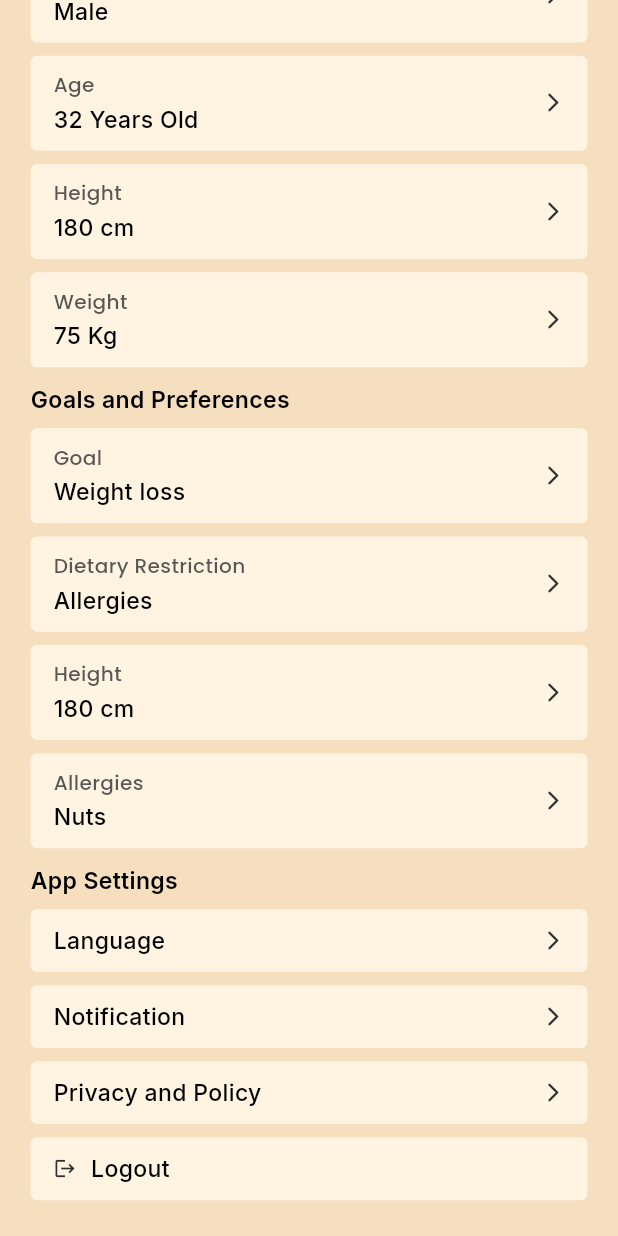
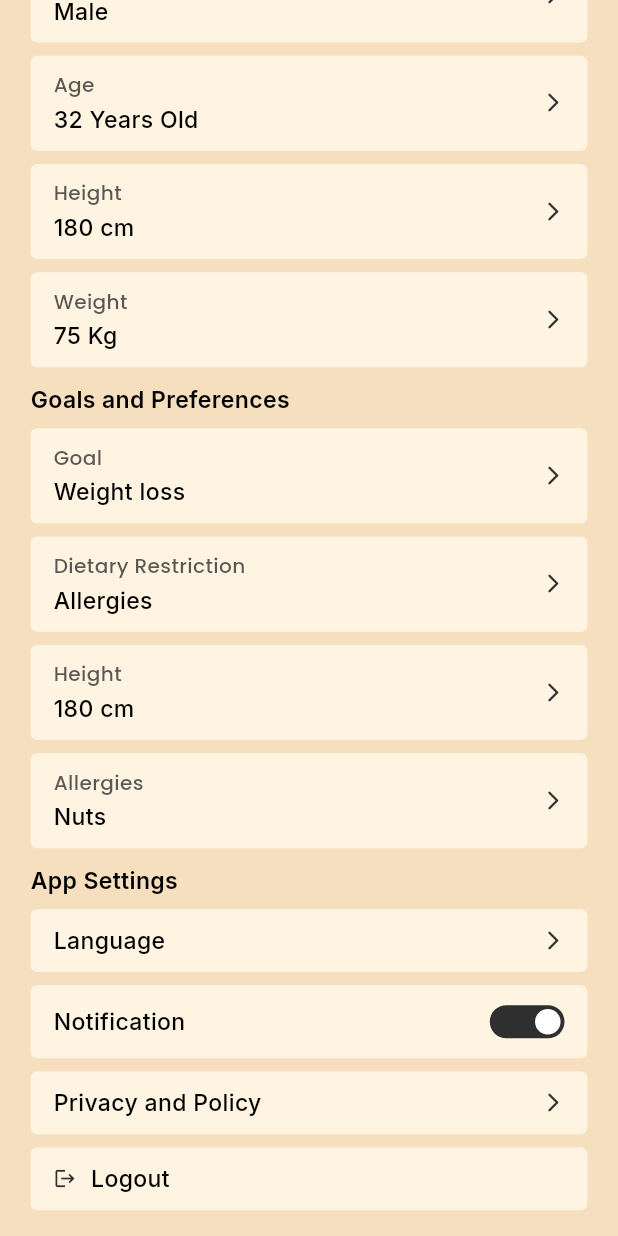
Before and after one commit to BayajitIslam/so-ni_ai, a Flutter app: the ProfileScreen screen opened directly, scrolled down 188 dp, on a phone screen of 412 x 824 dp. Run offline on Flutter 3.47's test engine with Material 3 defaults, Android fonts, the phone set to English and light mode, and no system bars; our stand-ins replace flutter_screenutil, flutter_svg, get, google_fonts, syncfusion_flutter_gauges; network calls fail; project files that could hold a hidden picture were left out.

Commit message:
Fix Routing

```diff
--- a/lib/features/auth/controllers/sign_in_controller.dart
+++ b/lib/features/auth/controllers/sign_in_controller.dart
@@ -12,7 +12,7 @@ class SignInController extends GetxController {
     if (email.isNotEmpty && password.isNotEmpty) {
       // Add your sign-in logic here (e.g., API call)
       print("Sign in successful with email: $email and password: $password");
-      Get.toNamed(RoutesName.ageSelection);
+      Get.toNamed(RoutesName.ageSelection,arguments: "next_pages");
     } else {
       print("Email or password is missing");
     }
--- a/lib/features/home/screens/profile_screen.dart
+++ b/lib/features/home/screens/profile_screen.dart
@@ -1,7 +1,9 @@
 import 'package:flutter/material.dart';
 import 'package:flutter_screenutil/flutter_screenutil.dart';
+import 'package:get/route_manager.dart';
 import 'package:template/core/themes/app_text_style.dart';
-import 'package:template/features/splash/widgets/profile_card.dart';
+import 'package:template/features/home/widgets/profile_card.dart';
+import 'package:template/routes/routes_name.dart';
 
 class ProfileScreen extends StatelessWidget {
   const ProfileScreen({super.key});
@@ -29,13 +31,41 @@ class ProfileScreen extends StatelessWidget {
 
             SizedBox(height: 8.h),
             //Gender
-            ProfileCard(title: "Male", topTitle: "Gender"),
+            ProfileCard(
+              title: "Male",
+              topTitle: "Gender",
+              onTap: () => Get.toNamed(
+                RoutesName.genderSelection,
+                arguments: 'back_to_profile',
+              ),
+            ),
             //Age
-            ProfileCard(title: "32 Years Old", topTitle: "Age"),
+            ProfileCard(
+              title: "32 Years Old",
+              topTitle: "Age",
+              onTap: () => Get.toNamed(
+                RoutesName.ageSelection,
+                arguments: 'back_to_profile',
+              ),
+            ),
             //Height
-            ProfileCard(title: "180 cm", topTitle: "Height"),
+            ProfileCard(
+              title: "180 cm",
+              topTitle: "Height",
+              onTap: () => Get.toNamed(
+                RoutesName.heightSelection,
+                arguments: 'back_to_profile',
+              ),
+            ),
             //Weight
-            ProfileCard(title: "75 Kg", topTitle: "Weight"),
+            ProfileCard(
+              title: "75 Kg",
+              topTitle: "Weight",
+              onTap: () => Get.toNamed(
+                RoutesName.weighttSelection,
+                arguments: 'back_to_profile',
+              ),
+            ),
 
             SizedBox(height: 11.h),
             //Goald And Preferences Text
@@ -43,12 +73,26 @@ class ProfileScreen extends StatelessWidget {
 
             SizedBox(height: 8.h),
             // Goal
-            ProfileCard(title: "Weight loss", topTitle: "Goal"),
+            ProfileCard(
+              title: "Weight loss",
+              topTitle: "Goal",
+              onTap: () => Get.toNamed(
+                RoutesName.genderSelection,
+                arguments: 'back_to_profile',
+              ),
+            ),
             //Dietary  Restriction
             ProfileCard(title: "Allergies", topTitle: "Dietary Restriction"),
 
             //Height
-            ProfileCard(title: "180 cm", topTitle: "Height"),
+            ProfileCard(
+              title: "180 cm",
+              topTitle: "Height",
+              onTap: () => Get.toNamed(
+                RoutesName.heightSelection,
+                arguments: 'back_to_profile',
+              ),
+            ),
 
             //alergies Nuts
             ProfileCard(title: "Nuts", topTitle: "Allergies"),
@@ -59,10 +103,23 @@ class ProfileScreen extends StatelessWidget {
 
             SizedBox(height: 8.h),
             //Language
-            ProfileCard(title: "Language", topTitleDisable: true),
+            ProfileCard(
+              title: "Language",
+              topTitle: "back",
+              topTitleDisable: true,
+              onTap: () => Get.toNamed(
+                RoutesName.languageSelection,
+                arguments: 'back_to_profile',
+              ),
+            ),
 
             //Notification
-            ProfileCard(title: "Notification", topTitleDisable: true),
+            ProfileCard(
+              title: "Notification",
+              topTitleDisable: true,
+              rightIconDisable: true,
+              isSwitchButtonEnable: true,
+            ),
 
             //Privacy And Policy
             ProfileCard(title: "Privacy and Policy", topTitleDisable: true),
--- /dev/null
+++ b/lib/features/home/widgets/profile_card.dart
@@ -0,0 +1,129 @@
+import 'package:flutter/material.dart';
+import 'package:flutter_screenutil/flutter_screenutil.dart';
+import 'package:template/core/constants/app_colors.dart';
+import 'package:template/core/themes/app_text_style.dart';
+
+class ProfileCard extends StatelessWidget {
+  const ProfileCard({
+    super.key,
+    required this.title,
+    this.topTitle = "",
+    this.topTitleDisable = false,
+    this.rightIcon = Icons.arrow_forward_ios_rounded,
+    this.leftIcon = Icons.logout,
+    this.leftIconEnable = false,
+    this.rightIconDisable = false,
+    this.isProfile = false,
+    this.isSwitchButtonEnable = false,
+    this.iconSize = 16,
+    this.radius = 5,
+    this.onTap,
+  });
+  final String topTitle;
+  final String title;
+  final bool topTitleDisable;
+  final bool leftIconEnable;
+  final bool rightIconDisable;
+  final IconData rightIcon;
+  final IconData leftIcon;
+  final bool isProfile;
+  final bool isSwitchButtonEnable;
+  final double iconSize;
+  final double radius;
+  final void Function()? onTap;
+
+  @override
+  Widget build(BuildContext context) {
+    return InkWell(
+      onTap: onTap,
+      child: Container(
+        decoration: BoxDecoration(
+          color: AppColors.yellowishLightOrange,
+          borderRadius: BorderRadius.circular(radius.r),
+        ),
+        padding: EdgeInsets.symmetric(horizontal: 16.w, vertical: 15.h),
+        margin: EdgeInsets.symmetric(vertical: 5.h),
+
+        child: Row(
+          children: [
+            //Profile Logo
+            isProfile
+                ? CircleAvatar(
+                    radius: 30.r,
+                    backgroundImage: NetworkImage(
+                      "https://images.pexels.com/photos/1704488/pexels-photo-1704488.jpeg?auto=compress&cs=tinysrgb&dpr=1&w=500",
+                    ),
+                  )
+                : SizedBox.shrink(),
+            isProfile ? SizedBox(width: 13.w) : SizedBox.shrink(),
+
+            //Right Sight Icon
+            leftIconEnable
+                ? Icon(leftIcon, size: 16.sp, color: AppColors.icon)
+                : SizedBox.shrink(),
+            leftIconEnable ? SizedBox(width: 10.w) : SizedBox.shrink(),
+
+            //2 Title
+            Column(
+              crossAxisAlignment: CrossAxisAlignment.start,
+              children: [
+                topTitleDisable
+                    ? SizedBox.shrink()
+                    : Text(
+                        topTitle,
+                        style: AppTextStyles.s14w5P(
+                          color: AppColors.icon.withOpacity(0.8),
+                        ),
+                      ),
+
+                //
+                topTitleDisable ? SizedBox.shrink() : SizedBox(height: 10.h),
+                //
+                Text(title, style: AppTextStyles.s16w5I()),
+              ],
+            ),
+
+            Spacer(),
+            //Right Sight Icon
+            rightIconDisable
+                ? SizedBox.fromSize()
+                : Icon(rightIcon, size: iconSize.sp, color: AppColors.icon),
+            //Swtich BUtton
+            isSwitchButtonEnable
+                ? _swtichButton(true, (value) {})
+                : SizedBox.shrink(),
+          ],
+        ),
+      ),
+    );
+  }
+}
+
+//Swtich Button
+Widget _swtichButton(final bool value, final Function(bool)? onChanged) {
+  return GestureDetector(
+    onTap: onChanged != null ? () => onChanged(!value) : null,
+    child: AnimatedContainer(
+      duration: const Duration(milliseconds: 200),
+      width: 52.w,
+      height: 25.h,
+      padding: EdgeInsets.all(2.w),
+      decoration: BoxDecoration(
+        color: value ? AppColors.icon : AppColors.fire,
+        borderRadius: BorderRadius.circular(14.r),
+      ),
+      child: AnimatedAlign(
+        duration: const Duration(milliseconds: 200),
+        alignment: value ? Alignment.centerRight : Alignment.centerLeft,
+        child: Container(
+          width: 19.25.w,
+          height: 19.25.h,
+          decoration: const BoxDecoration(
+            color: Colors.white,
+            shape: BoxShape.circle,
+          ),
+        ),
+      ),
+    ),
+  );
+}
--- a/lib/features/splash/screens/userselection/whatsyourname_screen.dart
+++ b/lib/features/splash/screens/userselection/whatsyourname_screen.dart
@@ -72,7 +72,10 @@ class WhatsyournameScreen extends StatelessWidget {
                 textStyle: AppTextStyles.s16w5P(),
                 onTap: () {
                   print('Name: ${controller.text}');
-                  Get.offAllNamed(RoutesName.genderSelection);
+                  Get.offAllNamed(
+                    RoutesName.genderSelection,
+                    arguments: "next_pages",
+                  );
                 },
               ),
             ],
--- a/lib/features/splash/widgets/profile_card.dart
+++ /dev/null
@@ -1,124 +0,0 @@
-import 'package:flutter/material.dart';
-import 'package:flutter_screenutil/flutter_screenutil.dart';
-import 'package:template/core/constants/app_colors.dart';
-import 'package:template/core/themes/app_text_style.dart';
-
-class ProfileCard extends StatelessWidget {
-  const ProfileCard({
-    super.key,
-    required this.title,
-    this.topTitle = "",
-    this.topTitleDisable = false,
-    this.rightIcon = Icons.arrow_forward_ios_rounded,
-    this.leftIcon = Icons.logout,
-    this.leftIconEnable = false,
-    this.rightIconDisable = false,
-    this.isProfile = false,
-    this.isSwitchButtonEnable = false,
-    this.iconSize = 16,
-    this.radius = 5,
-  });
-  final String topTitle;
-  final String title;
-  final bool topTitleDisable;
-  final bool leftIconEnable;
-  final bool rightIconDisable;
-  final IconData rightIcon;
-  final IconData leftIcon;
-  final bool isProfile;
-  final bool isSwitchButtonEnable;
-  final double iconSize;
-  final double radius;
-
-  @override
-  Widget build(BuildContext context) {
-    return Container(
-      decoration: BoxDecoration(
-        color: AppColors.yellowishLightOrange,
-        borderRadius: BorderRadius.circular(radius.r),
-      ),
-      padding: EdgeInsets.symmetric(horizontal: 16.w, vertical: 15.h),
-      margin: EdgeInsets.symmetric(vertical: 5.h),
-
-      child: Row(
-        children: [
-          //Profile Logo
-          isProfile
-              ? CircleAvatar(
-                  radius: 30.r,
-                  backgroundImage: NetworkImage(
-                    "https://images.pexels.com/photos/1704488/pexels-photo-1704488.jpeg?auto=compress&cs=tinysrgb&dpr=1&w=500",
-                  ),
-                )
-              : SizedBox.shrink(),
-          isProfile ? SizedBox(width: 13.w) : SizedBox.shrink(),
-
-          //Right Sight Icon
-          leftIconEnable
-              ? Icon(leftIcon, size: 16.sp, color: AppColors.icon)
-              : SizedBox.shrink(),
-          leftIconEnable ? SizedBox(width: 10.w) : SizedBox.shrink(),
-
-          //2 Title
-          Column(
-            crossAxisAlignment: CrossAxisAlignment.start,
-            children: [
-              topTitleDisable
-                  ? SizedBox.shrink()
-                  : Text(
-                      topTitle,
-                      style: AppTextStyles.s14w5P(
-                        color: AppColors.icon.withOpacity(0.8),
-                      ),
-                    ),
-
-              //
-              topTitleDisable ? SizedBox.shrink() : SizedBox(height: 10.h),
-              //
-              Text(title, style: AppTextStyles.s16w5I()),
-            ],
-          ),
-
-          Spacer(),
-          //Right Sight Icon
-          rightIconDisable
-              ? SizedBox.fromSize()
-              : Icon(rightIcon, size: iconSize.sp, color: AppColors.icon),
-          //Swtich BUtton
-          isSwitchButtonEnable
-              ? _swtichButton(false, (value) {})
-              : SizedBox.shrink(),
-        ],
-      ),
-    );
-  }
-}
-
-//Swtich Button
-Widget _swtichButton(final bool value, final Function(bool)? onChanged) {
-  return GestureDetector(
-    onTap: onChanged != null ? () => onChanged(!value) : null,
-    child: AnimatedContainer(
-      duration: const Duration(milliseconds: 200),
-      width: 36.w,
-      height: 20.h,
-      padding: EdgeInsets.all(2.w),
-      decoration: BoxDecoration(
-        color: value ? AppColors.black : AppColors.greyNormal,
-        borderRadius: BorderRadius.circular(14.r),
-      ),
-      child: AnimatedAlign(
-        duration: const Duration(milliseconds: 200),
-        alignment: value ? Alignment.centerRight : Alignment.centerLeft,
-        child: Container(
-          width: 16.w,
-          height: 16.h,
-          decoration: const BoxDecoration(
-            color: Colors.white,
-            shape: BoxShape.circle,
-          ),
-        ),
-      ),
-    ),
-  );
-}
--- a/lib/main.dart
+++ b/lib/main.dart
@@ -26,7 +26,7 @@ class MyApp extends StatelessWidget {
           'en',
           'US',
         ), // Fallback Locale if translation is not found
-        initialRoute: RoutesName.homeNavScreen,
+        initialRoute: RoutesName.splashScreen,
         getPages: AppRoutes.pages,
       ),
     );
```
Also changed, not shown: lib/features/splash/screens/userselection/full_name_screen.dart (deleted, +0 -18 lines), lib/features/splash/screens/userselection/height_selection_screen.dart (+10 -1 lines), lib/features/splash/screens/userselection/weight_selection_screen.dart (+11 -2 lines), lib/features/splash/widgets/selection_field.dart (+10 -3 lines), sign_up_controller.dart (deleted, +0 -30 lines).
